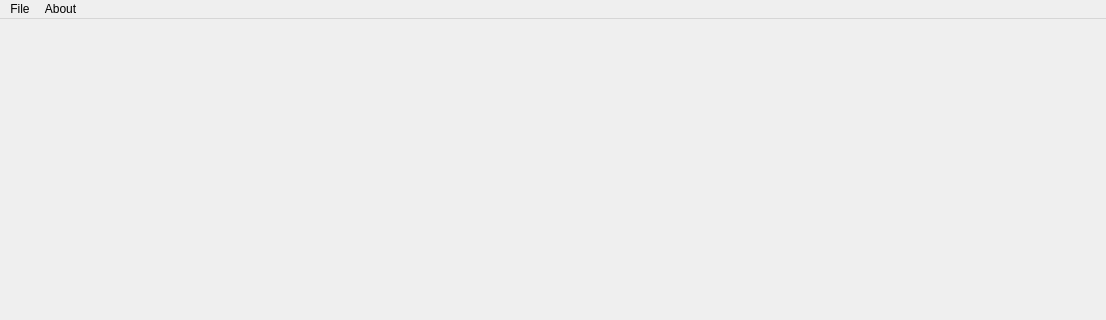
Old version of the form schnapps/core/schnapps.ui in the repository cgogn/SCHNApps; both pictures show x 0 to 1106 and y 0 to 320 of the 1106 by 688 pixel window.
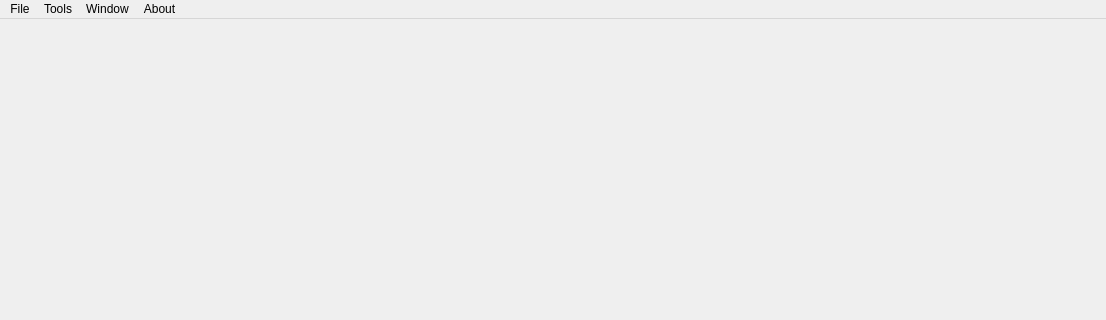
New version of the form.

Commit message: [core] change menu items

```diff
--- a/schnapps/core/schnapps.ui
+++ b/schnapps/core/schnapps.ui
@@ -22,7 +22,7 @@
      <x>0</x>
      <y>0</y>
      <width>1106</width>
-     <height>19</height>
+     <height>22</height>
     </rect>
    </property>
    <widget class="QMenu" name="menuFile">
@@ -44,7 +44,23 @@
     <addaction name="action_AboutCGoGN"/>
     <addaction name="action_AboutSCHNApps"/>
    </widget>
+   <widget class="QMenu" name="menuWindow">
+    <property name="title">
+     <string>Window</string>
+    </property>
+    <addaction name="action_ToggleControlDock"/>
+    <addaction name="action_TogglePluginDock"/>
+   </widget>
+   <widget class="QMenu" name="menuTools">
+    <property name="title">
+     <string>Tools</string>
+    </property>
+    <addaction name="separator"/>
+    <addaction name="action_Settings"/>
+   </widget>
    <addaction name="menuFile"/>
+   <addaction name="menuTools"/>
+   <addaction name="menuWindow"/>
    <addaction name="menuAbout"/>
   </widget>
   <action name="action_Quit">
```
Left out of the diff: 6 changed lines with no effect on the pictures.
